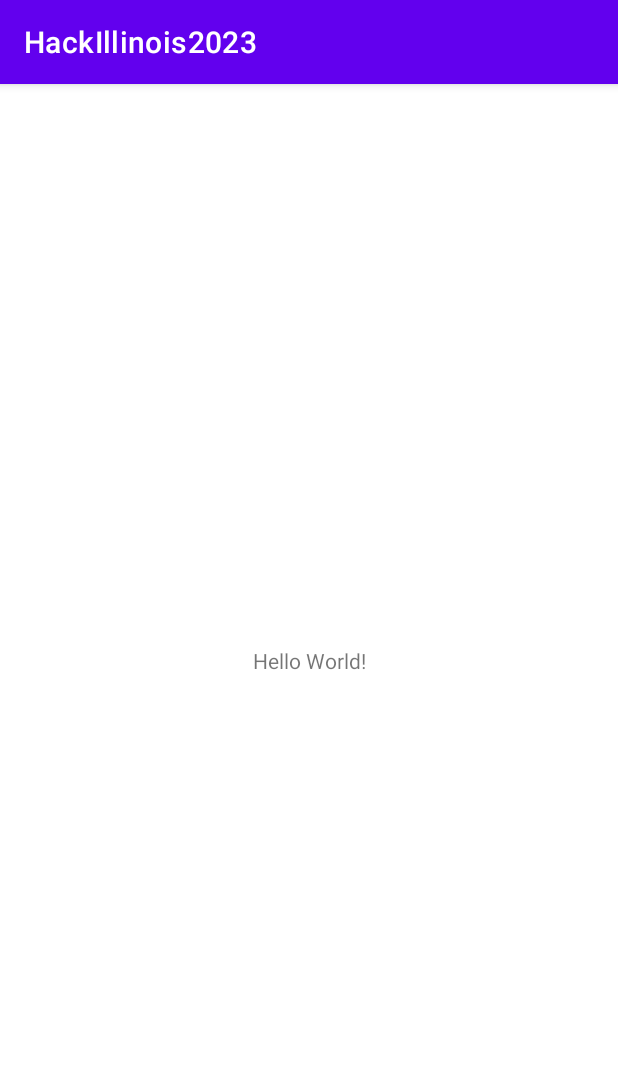
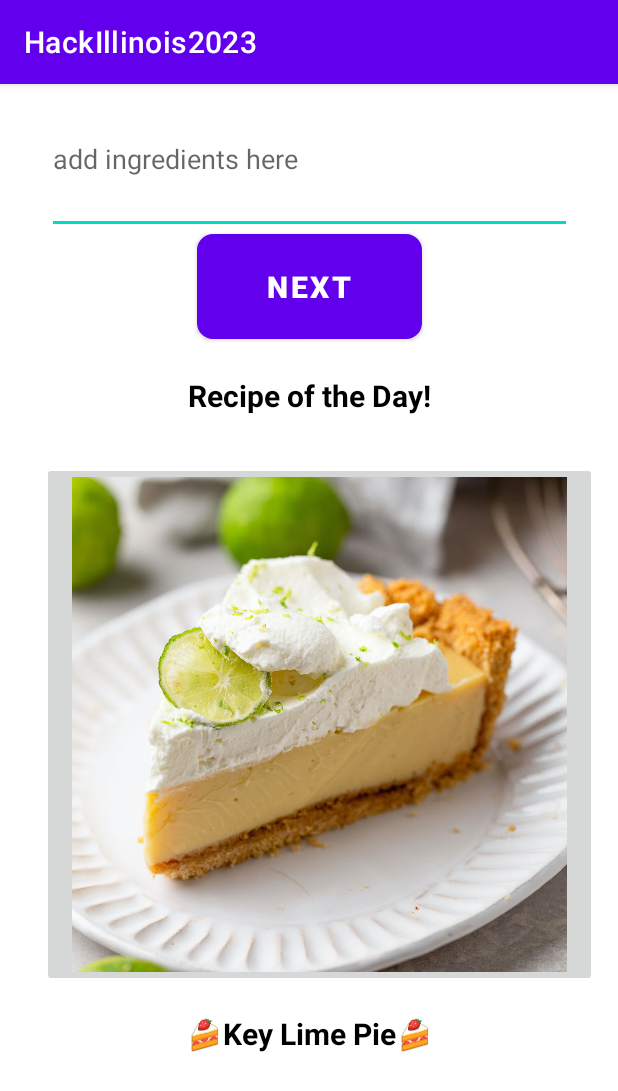
Before and after one commit to aayushiron/HackIllinois2023, an Android app: the screen it shows after launch (MainActivity), on a phone screen of 412 x 824 dp. Shown: the top 1091 px of the screen. Run offline under Robolectric (Android 15) with nearby library versions, the phone set to English and light mode, and no system bars.

Commit message:
first recussy push

```diff
--- a/app/src/main/AndroidManifest.xml
+++ b/app/src/main/AndroidManifest.xml
@@ -12,6 +12,12 @@
         android:theme="@style/Theme.HackIllinois2023"
         tools:targetApi="31">
         <activity
+            android:name=".ROTDActivity"
+            android:exported="false" />
+        <activity
+            android:name=".FoodActivity"
+            android:exported="false" />
+        <activity
             android:name=".MainActivity"
             android:exported="true">
             <intent-filter>
--- a/app/src/main/java/com/example/hackillinois2023/MainActivity.java
+++ b/app/src/main/java/com/example/hackillinois2023/MainActivity.java
@@ -2,7 +2,17 @@ package com.example.hackillinois2023;
 
 import androidx.appcompat.app.AppCompatActivity;
 
+import android.content.Intent;
 import android.os.Bundle;
+import android.view.View;
+import android.view.ViewGroup;
+import android.widget.Button;
+import android.widget.ImageButton;
+import android.widget.LinearLayout;
+import android.widget.Toast;
+import com.example.hackillinois2023.FoodActivity;
+import com.example.hackillinois2023.ROTDActivity;
+
 
 public class MainActivity extends AppCompatActivity {
 
@@ -10,5 +20,58 @@ public class MainActivity extends AppCompatActivity {
     protected void onCreate(Bundle savedInstanceState) {
         super.onCreate(savedInstanceState);
         setContentView(R.layout.activity_main);
+
+        int l_id = 0;
+        int b_id = 0;
+        int ed_id = 0;
+        ImageButton btn = findViewById(R.id.btn);
+        btn.setX(10);
+        btn.setY(10);
+
+//        Button add_ingredient = findViewById(R.id.add_ingredient);
+        LinearLayout main_layout = findViewById(R.id.main_layout);
+        btn.setOnClickListener(new View.OnClickListener() {
+         @Override
+         public void onClick(View v) {
+           // on below line we are displaying a toast message.
+          Toast.makeText(MainActivity.this, "Recipe of the Day!", Toast.LENGTH_SHORT).show();
+             }
+           });
+
+        Button n = findViewById(R.id.next);
+        n.setOnClickListener(new View.OnClickListener() {
+            @Override
+            public void onClick(View view) {
+                Intent inn1 = new Intent(getApplicationContext(), FoodActivity.class);
+                startActivity(inn1);
+            }
+        });
+
+        btn.setOnClickListener(new View.OnClickListener() {
+            @Override
+            public void onClick(View view) {
+                Intent inn2 = new Intent(getApplicationContext(), ROTDActivity.class);
+                startActivity(inn2);
+            }
+        });
+
+
+
+
+
+
+//        add_ingredient.setX(20);
+//        add_ingredient.setY(50);
+//        add_ingredient.setOnClickListener(new View.OnClickListener() {
+//            @Override
+//            public void onClick(View view) {
+//                LinearLayout l = new LinearLayout(getApplicationContext());
+//                l.setId(l_id);
+//                LinearLayout.LayoutParams params =  new LinearLayout.LayoutParams(ViewGroup.LayoutParams.MATCH_PARENT, ViewGroup.LayoutParams.MATCH_PARENT,ViewGroup.LayoutParams.MATCH_PARENT);
+//                //params.height = LinearLayout.LayoutParams.MATCH_PARENT;
+//                //params.width = LinearLayout.LayoutParams.MATCH_PARENT;
+//                l.setLayoutParams(params);
+//            }
+//        });
     }
 }
--- /dev/null
+++ b/app/src/main/res/drawable/ic_launcher.xml
@@ -0,0 +1,4 @@
+<?xml version="1.0" encoding="utf-8"?>
+<selector xmlns:android="http://schemas.android.com/apk/res/android">
+
+</selector>
--- /dev/null
+++ b/app/src/main/res/drawable/mybutton.xml
@@ -0,0 +1,24 @@
+<?xml version="1.0" encoding="utf-8"?>
+<selector xmlns:android="http://schemas.android.com/apk/res/android">
+    <item android:state_pressed="true" >
+            <shape android:shape="rectangle"  >
+                <corners android:radius="10dip" />
+                <stroke android:width="1dip" android:color="#5e7974" />
+                <gradient android:angle="-90" android:startColor="#345953" android:endColor="#689a92"  />
+            </shape>
+        </item>
+        <item android:state_focused="true">
+            <shape android:shape="rectangle"  >
+                <corners android:radius="10dip" />
+                <stroke android:width="1dip" android:color="#5e7974" />
+                <solid android:color="#58857e"/>
+            </shape>
+        </item>
+        <item >
+            <shape android:shape="rectangle"  >
+                <corners android:radius="10dip" />
+                <stroke android:width="1dip" android:color="#5e7974" />
+                <gradient android:angle="-90" android:startColor="#8dbab3" android:endColor="#58857e" />
+            </shape>
+        </item>
+    </selector>
--- a/app/src/main/res/layout/activity_main.xml
+++ b/app/src/main/res/layout/activity_main.xml
@@ -1,18 +1,96 @@
 <?xml version="1.0" encoding="utf-8"?>
-<androidx.constraintlayout.widget.ConstraintLayout xmlns:android="http://schemas.android.com/apk/res/android"
+<LinearLayout xmlns:android="http://schemas.android.com/apk/res/android"
     xmlns:app="http://schemas.android.com/apk/res-auto"
     xmlns:tools="http://schemas.android.com/tools"
     android:layout_width="match_parent"
     android:layout_height="match_parent"
-    tools:context=".MainActivity">
+    android:orientation="vertical"
+    android:gravity="center">
 
-    <TextView
-        android:layout_width="wrap_content"
-        android:layout_height="wrap_content"
-        android:text="Hello World!"
-        app:layout_constraintBottom_toBottomOf="parent"
-        app:layout_constraintEnd_toEndOf="parent"
-        app:layout_constraintStart_toStartOf="parent"
-        app:layout_constraintTop_toTopOf="parent" />
+        <ScrollView
+            android:layout_width="443dp"
+            android:layout_height="match_parent">
 
-</androidx.constraintlayout.widget.ConstraintLayout>
+            <LinearLayout
+                android:id="@+id/main_layout"
+                android:layout_width="match_parent"
+                android:layout_height="wrap_content"
+                android:orientation="vertical"
+                android:gravity="center">
+
+
+                    <EditText
+                        android:id="@+id/editTextTextPersonName"
+                        android:layout_width="350dp"
+                        android:layout_height="100dp"
+                        android:ems="4"
+                        android:inputType="textPersonName"
+                        android:hint="add ingredients here" />
+
+                    <Button
+                        android:id="@+id/next"
+                        android:layout_width="150dp"
+                        android:layout_height="70dp"
+                        android:layout_centerInParent="true"
+                        android:padding="15dp"
+                        android:scaleType="fitCenter"
+                        android:text="Next"
+                        android:textSize="20sp"
+                        android:textStyle="bold|normal"
+                        android:visibility="visible"
+                        android:background="@drawable/mybutton"/>
+
+                    <!--                    <Button-->
+                    <!--                        android:id="@+id/add_ingredient"-->
+                    <!--                        android:layout_width="189dp"-->
+                    <!--                        android:layout_height="111dp"-->
+                    <!--                        android:layout_centerInParent="true"-->
+                    <!--                        android:background="#147D03"-->
+                    <!--                        android:padding="15dp"-->
+                    <!--                        android:scaleType="fitCenter"-->
+                    <!--                        android:text="add ingredients"-->
+                    <!--                        android:textSize="20sp"-->
+                    <!--                        android:textStyle="bold|italic"-->
+                    <!--                        android:visibility="visible" />-->
+
+
+                <TextView
+                    android:id="@+id/idTVHead2"
+                    android:layout_width="match_parent"
+                    android:layout_height="wrap_content"
+                    android:layout_margin="20dp"
+                    android:gravity="center"
+                    android:padding="4dp"
+                    android:text="Recipe of the Day!"
+                    android:textColor="#000000"
+                    android:textSize="20sp"
+                    android:textStyle="bold" />
+
+                <ImageButton
+                    android:id="@+id/btn"
+                    android:layout_width="370dp"
+                    android:layout_height="350dp"
+                    android:scaleType="fitCenter"
+                    android:visibility="visible"
+                    app:srcCompat="@drawable/pie"
+                    android:gravity="center"
+                    tools:visibility="visible"></ImageButton>
+
+                <TextView
+                    android:id="@+id/pi"
+                    android:layout_width="match_parent"
+                    android:layout_height="wrap_content"
+                    android:layout_margin="20dp"
+                    android:gravity="center"
+                    android:padding="4dp"
+                    android:text="🍰Key Lime Pie🍰"
+                    android:textColor="#000000"
+                    android:textSize="20sp"
+                    android:textStyle="bold" />
+
+            </LinearLayout>
+
+        </ScrollView>
+
+
+</LinearLayout>
```
Also changed, not shown: app/src/main/java/com/example/hackillinois2023/FoodActivity.java (added, +14 -0 lines), app/src/main/java/com/example/hackillinois2023/ROTDActivity.java (added, +14 -0 lines), app/src/main/res/drawable/box.xml (added, +18 -0 lines), app/src/main/res/layout/activity_food.xml (added, +9 -0 lines), app/src/main/res/layout/activity_rotdactivity.xml (added, +9 -0 lines), app/src/main/res/drawable/carrot.webp (added), app/src/main/res/drawable/curr.webp (added), app/src/main/res/drawable/kurrrr.png (added), app/src/main/res/drawable/pie.jpg (added).
